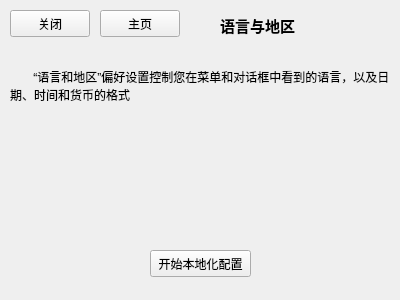
Above: src/ldecc/lancc.ui from xuzhuoyi/LDE before the change. Below: the same form after it.
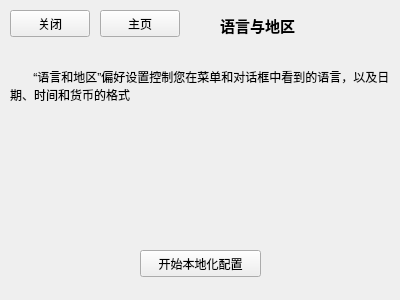
That is the form after the change.

Diff of the .ui file:
```diff
--- a/src/ldecc/lancc.ui
+++ b/src/ldecc/lancc.ui
@@ -65,9 +65,9 @@
   <widget class="QPushButton" name="pushButton_3">
    <property name="geometry">
     <rect>
-     <x>150</x>
+     <x>140</x>
      <y>250</y>
-     <width>101</width>
+     <width>121</width>
      <height>27</height>
     </rect>
    </property>
```
